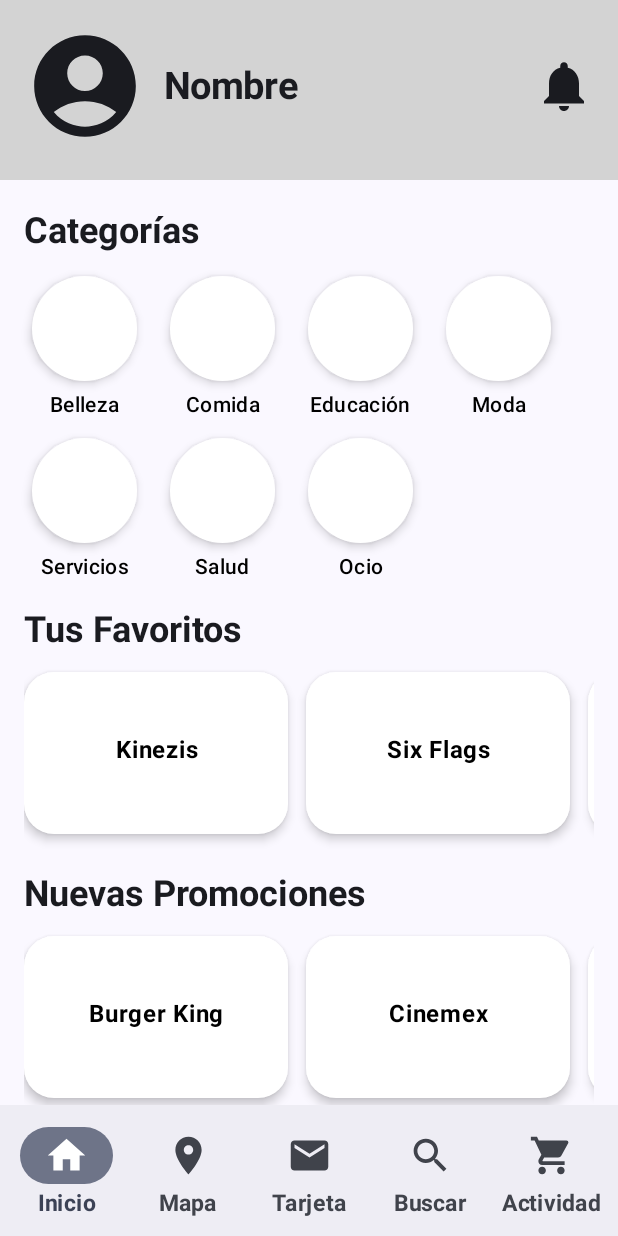
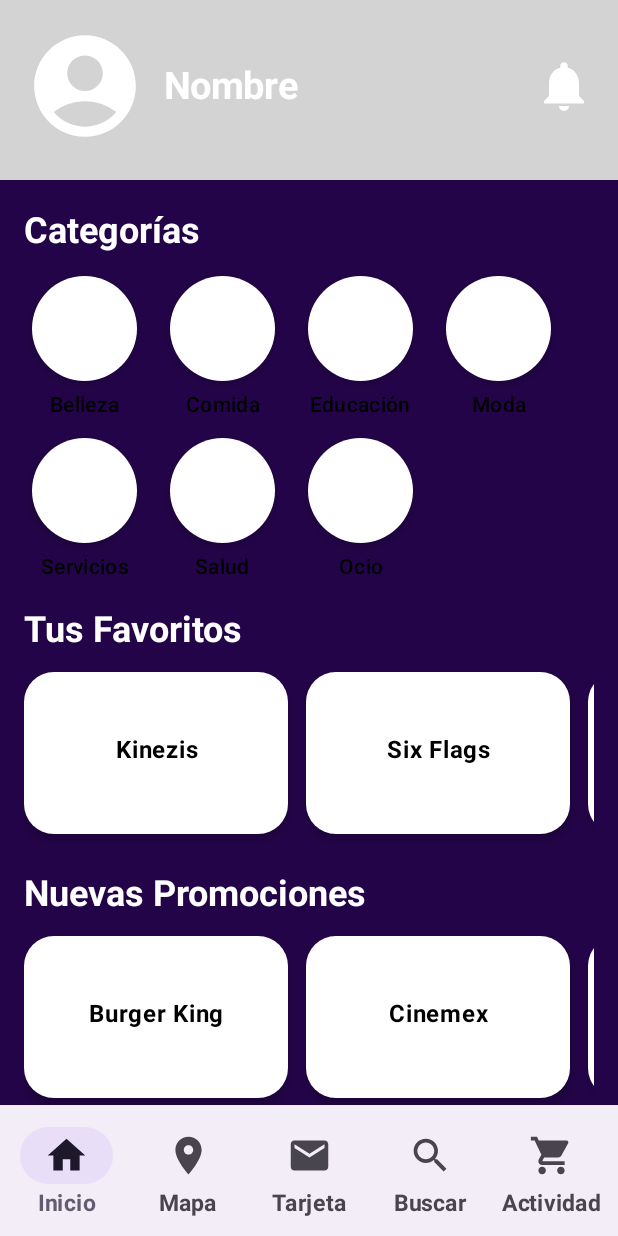
Before and after one commit to FernandaPat/BeneficioApp, an Android app built with Jetpack Compose: the screen it shows after launch (MainActivity), on a phone screen of 412 x 824 dp. Run offline under Robolectric (Android 15) with nearby library versions, the phone set to English and light mode, and no system bars; 1 statement that could not run was skipped.

Commit message:
Merge Fer main

```diff
--- a/app/src/main/java/mx/mfpp/beneficioapp/ui/theme/Theme.kt
+++ b/app/src/main/java/mx/mfpp/beneficioapp/ui/theme/Theme.kt
@@ -9,35 +9,27 @@ import androidx.compose.material3.dynamicDarkColorScheme
 import androidx.compose.material3.dynamicLightColorScheme
 import androidx.compose.material3.lightColorScheme
 import androidx.compose.runtime.Composable
+import androidx.compose.ui.graphics.Color
 import androidx.compose.ui.platform.LocalContext
 
 private val DarkColorScheme = darkColorScheme(
-    primary = Purple80,
-    secondary = PurpleGrey80,
-    tertiary = Pink80
+    primary = Color(0xFF230448),
+
 )
 
 private val LightColorScheme = lightColorScheme(
-    primary = Purple40,
-    secondary = PurpleGrey40,
-    tertiary = Pink40
 
-    /* Other default colors to override
-    background = Color(0xFFFFFBFE),
-    surface = Color(0xFFFFFBFE),
-    onPrimary = Color.White,
-    onSecondary = Color.White,
-    onTertiary = Color.White,
-    onBackground = Color(0xFF1C1B1F),
-    onSurface = Color(0xFF1C1B1F),
-    */
+    background = Color(0xFF230448),
+    surface = Color(0xFF230448),
+    onBackground = Color.White,
+    onSurface = Color.White,
 )
 
 @Composable
 fun BeneficioAppTheme(
     darkTheme: Boolean = isSystemInDarkTheme(),
     // Dynamic color is available on Android 12+
-    dynamicColor: Boolean = true,
+    dynamicColor: Boolean = false,
     content: @Composable () -> Unit
 ) {
     val colorScheme = when {
```
Also changed, not shown: app/src/main/java/mx/mfpp/beneficioapp/view/Crear_Cuenta.kt (added, +142 -0 lines).
